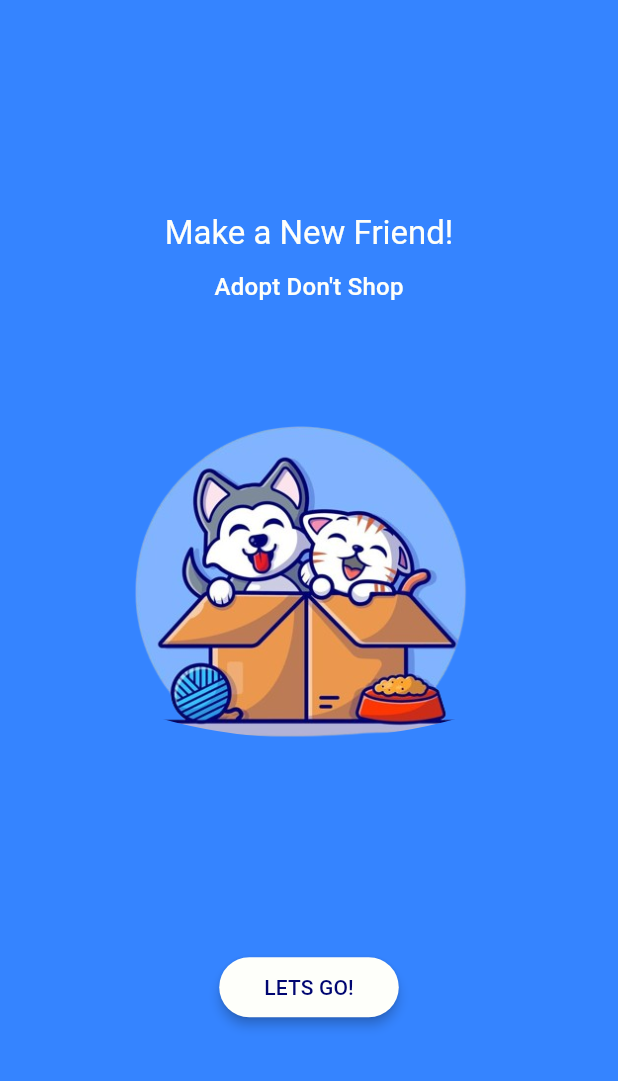
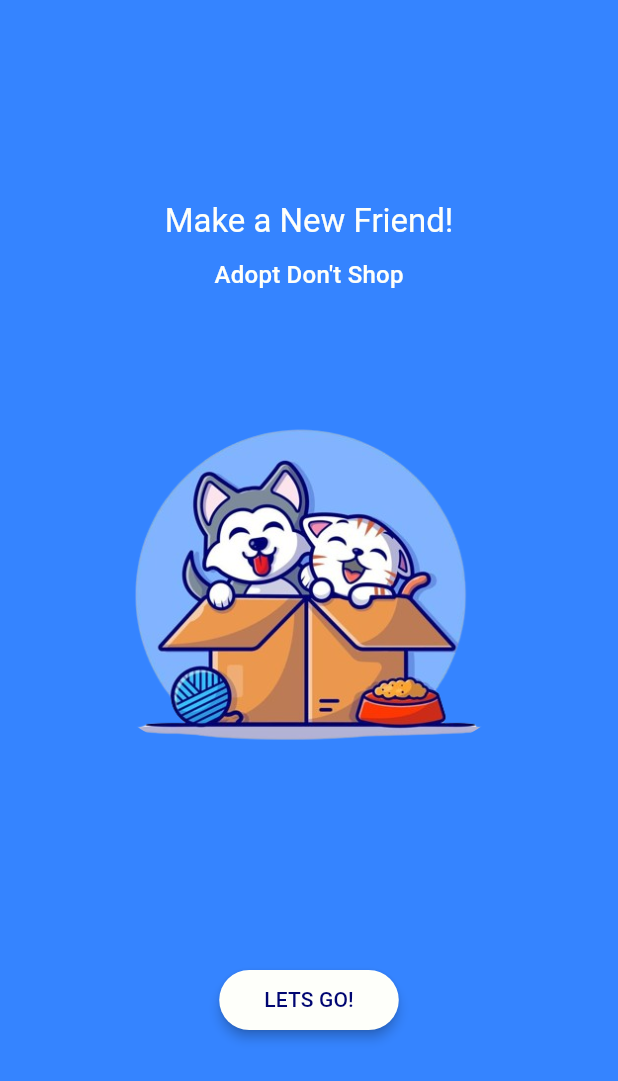
Before and after one commit to Pursoth1815/petCare, a Flutter app: the screen it shows after launch, on a phone screen of 412 x 824 dp. Shown: the top 1081 px of the screen. Run offline on Flutter 3.47's test engine with Material 3 defaults, Android fonts, the phone set to English and light mode, and no system bars; our stand-ins replace bloc, flutter_bloc.

Commit message:
minor UI corrections

```diff
--- a/lib/common/widgets/black_hole_clipper.dart
+++ b/lib/common/widgets/black_hole_clipper.dart
@@ -9,8 +9,8 @@ class BlackHoleClipper extends CustomClipper<Path> {
     path.arcTo(
       Rect.fromCenter(
         center: Offset(size.width / 2, size.height / 2),
-        width: size.width,
-        height: size.height,
+        width: size.width * 1.06,
+        height: size.height * 1.06,
       ),
       0,
       pi,
--- a/lib/main.dart
+++ b/lib/main.dart
@@ -28,6 +28,12 @@ class MainApp extends StatelessWidget {
         debugShowCheckedModeBanner: false,
         theme: AppTheme.lighThemeData,
         home: Splash(),
+        builder: (context, child) {
+          return MediaQuery(
+            child: child!,
+            data: MediaQuery.of(context).copyWith(textScaler: TextScaler.linear(1.0)),
+          );
+        },
       ),
     );
   }
--- a/lib/pages/home_page/home.dart
+++ b/lib/pages/home_page/home.dart
@@ -22,12 +22,12 @@ class _HomePageState extends State<HomePage> with TickerProviderStateMixin {
 
   late AnimationController controllerToIncreasingCurve = AnimationController(
     vsync: this,
-    duration: Duration(seconds: 1),
+    duration: Duration(microseconds: 1000),
   );
 
   late AnimationController controllerToDecreasingCurve = AnimationController(
     vsync: this,
-    duration: Duration(seconds: 1),
+    duration: Duration(microseconds: 800),
   );
 
   late Animation<double> animationToIncreasingCurve = Tween<double>(begin: 1000, end: 0).animate(
@@ -177,6 +177,7 @@ class _HomePageState extends State<HomePage> with TickerProviderStateMixin {
 
   AppBar _homeAppbar() {
     return AppBar(
+      backgroundColor: AppColors.white,
       centerTitle: true,
       title: Text(
         AppConst.appName.toUpperCase(),
--- a/lib/pages/splash_screen/splash.dart
+++ b/lib/pages/splash_screen/splash.dart
@@ -17,13 +17,11 @@ class Splash extends StatefulWidget {
 }
 
 class _SplashState extends State<Splash> with TickerProviderStateMixin {
-  final cardSize = 150.0;
-
   /****************** TWEEN ************************/
 
   late final holeSizeTween = Tween<double>(
     begin: 0,
-    end: 1.5 * cardSize,
+    end: 1.5 * AppConstants.screenWidth * 0.65,
   );
 
   late final cardRotationTween = Tween<double>(
@@ -166,12 +164,8 @@ class _SplashState extends State<Splash> with TickerProviderStateMixin {
     );
   }
 
-  Container _bodyWidget() {
-    return Container(
-      height: cardSize * 1.45,
-      child: Center(
-        child: SizedBox(
-          width: double.infinity,
+  Widget _bodyWidget() {
+    return Center(
       child: ClipPath(
         clipper: BlackHoleClipper(),
         child: Stack(
@@ -183,6 +177,7 @@ class _SplashState extends State<Splash> with TickerProviderStateMixin {
                 width: holeSize,
                 child: Image.asset(
                   ImagePath.hole,
+                  height: holeSize / 6.5,
                   fit: BoxFit.cover,
                 ),
               ),
@@ -194,14 +189,12 @@ class _SplashState extends State<Splash> with TickerProviderStateMixin {
                 child: Image.asset(
                   ImagePath.logo,
                   width: AppConstants.screenWidth * 0.8,
-                      height: AppConstants.screenWidth * 0.8,
+                  height: AppConstants.screenWidth * 0.6,
                   fit: BoxFit.cover,
                 ),
               ),
             ),
           ],
-            ),
-          ),
         ),
       ),
     );
```
Also changed, not shown: lib/pages/home_page/UI/pet_details_tile.dart (+11 -8 lines). Lines whose indentation alone changed are shown as unchanged.
